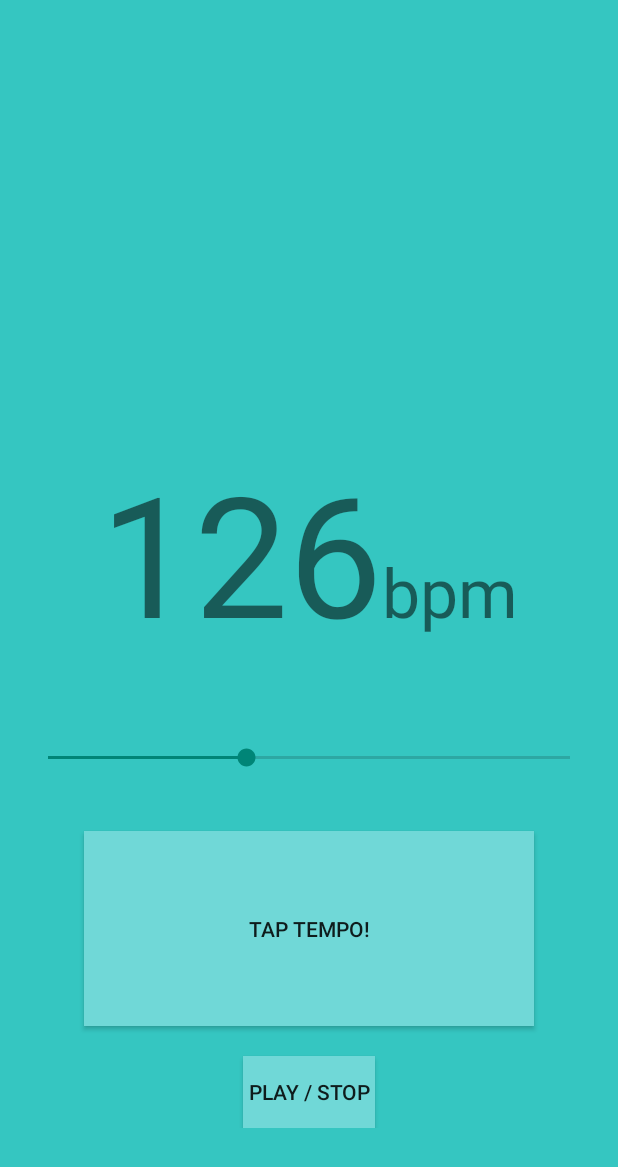
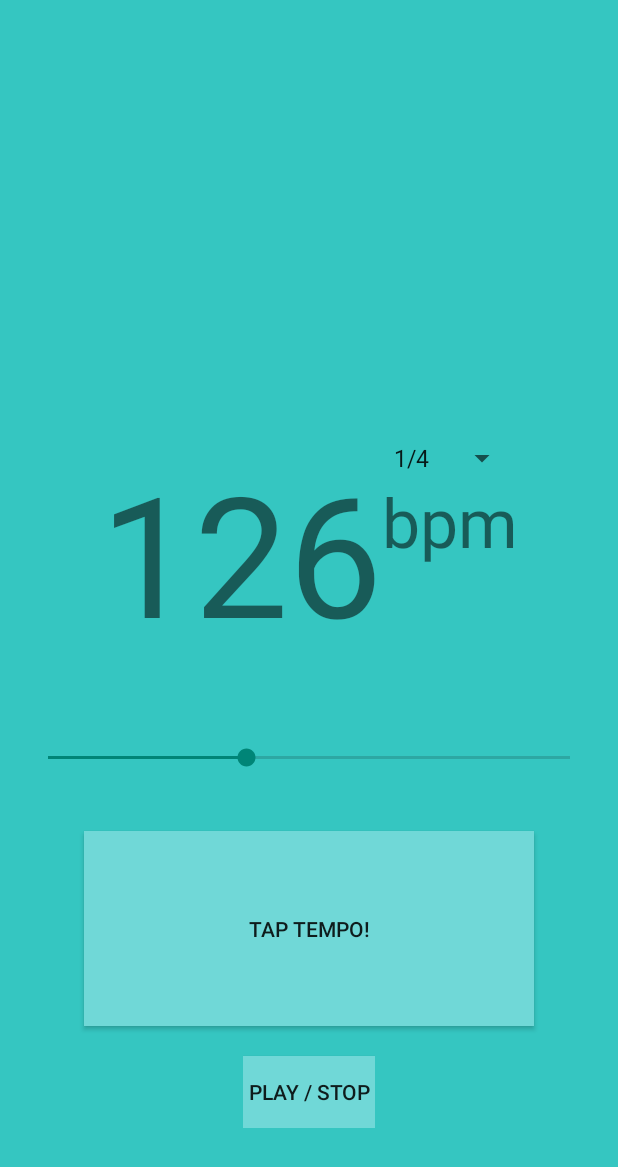
Before and after one commit to mkozakov/metronome-sync, an Android app: the screen it shows after launch (MainActivity), on a phone screen of 412 x 824 dp. Shown: the top 1167 px of the screen. Run offline under Robolectric (Android 15) with nearby library versions, the phone set to English and light mode, and no system bars.

Commit message:
Added time signature selection

```diff
--- a/Metronome-Sync/mobile/src/main/java/orangutap/com/metronomesync/MainActivity.java
+++ b/Metronome-Sync/mobile/src/main/java/orangutap/com/metronomesync/MainActivity.java
@@ -2,12 +2,16 @@ package orangutap.com.metronomesync;
 
 import android.app.Activity;
 import android.app.Fragment;
+import android.content.Context;
 import android.os.Bundle;
 import android.view.LayoutInflater;
 import android.view.View;
 import android.view.ViewGroup;
+import android.widget.AdapterView;
+import android.widget.ArrayAdapter;
 import android.widget.Button;
 import android.widget.SeekBar;
+import android.widget.Spinner;
 import android.widget.TextView;
 
 
@@ -55,13 +59,15 @@ public class MainActivity extends Activity {
         private Button mPlayStopBtn;
         // The tap tempo button
         private Button mTapTempoBtn;
+        // The spinner to select time signature
+        private Spinner mTimeSigSpinner;
         // Seek bar in the middle
         private SeekBar mBpmSeekBar;
         // The current bpm displayed large
         private TextView mBpmText;
 
         // The time between previous tap tempo
-        private long[] mTapTempoArray = new long[] {0, 0, 0, 0 ,0};
+        private long[] mTapTempoArray = new long[]{0, 0, 0, 0, 0};
         // The time since last tap of tap tempo
         private long mLastTapTempo = 0;
         // The current time when clicking tap tempo button
@@ -74,6 +80,7 @@ public class MainActivity extends Activity {
         /**
          * Calculates the bpm from an array of longs representing milliseconds between taps of tap
          * tempo button
+         *
          * @param tapArray the array that holds the millisecond values
          * @return the new bpm!
          */
@@ -89,22 +96,20 @@ public class MainActivity extends Activity {
 
         /**
          * Pushes a value to the front of an array and deletes the last value
+         *
          * @param array array of longs representing milliseconds between taps of button
          * @param value the latest difference between taps!
          * @return the new array of the latest n taps! Woo!
          */
-        public long[] pushValue(long[] array, long value)
-        {
-            for(int i = array.length - 2; i >= 0; i--)
-            {
+        public long[] pushValue(long[] array, long value) {
+            for (int i = array.length - 2; i >= 0; i--) {
                 array[i + 1] = array[i];
             }
             array[0] = value;
             return array;
         }
 
-
-
+        // TODO: break into methods
         @Override
         public View onCreateView(LayoutInflater inflater, ViewGroup container,
                                  Bundle savedInstanceState) {
@@ -115,6 +120,15 @@ public class MainActivity extends Activity {
             mTapTempoBtn = (Button) rootView.findViewById(R.id.tap_tempo_btn);
             mBpmSeekBar = (SeekBar) rootView.findViewById(R.id.bpm_seek);
             mBpmText = (TextView) rootView.findViewById(R.id.bpm_value);
+            mTimeSigSpinner = (Spinner) rootView.findViewById(R.id.time_sig_spinner);
+
+            // Create an ArrayAdapter using the string array and a default spinner layout
+            ArrayAdapter<CharSequence> adapter = ArrayAdapter.createFromResource(getActivity(),
+                    R.array.time_sig_array, android.R.layout.simple_spinner_item);
+            // Specify the layout to use when the list of choices appears
+            adapter.setDropDownViewResource(android.R.layout.simple_spinner_dropdown_item);
+            // Apply the adapter to the spinner
+            mTimeSigSpinner.setAdapter(adapter);
 
             // Get singleton metronome backend class
             final Metronome metronome = ((MainActivity) getActivity()).getMetronome();
@@ -123,6 +137,20 @@ public class MainActivity extends Activity {
             final int minBpm = getResources().getInteger(R.integer.min_bpm);
             final int maxBpm = getResources().getInteger(R.integer.max_bpm);
             final int defaultBpm = getResources().getInteger(R.integer.default_bpm);
+
+            mTimeSigSpinner.setOnItemSelectedListener(new AdapterView.OnItemSelectedListener() {
+                @Override
+                public void onItemSelected(AdapterView<?> parentView, View selectedItemView, int position, long id) {
+                    MetronomeData data = ((MainActivity) getActivity()).getMetronomeData();
+                    data.setTimeSig(position + 1);
+                    metronome.update(data, new Object());
+                }
+
+                @Override
+                public void onNothingSelected(AdapterView<?> parentView) {
+                }
+
+            });
 
             // Listener for the tap tempo button
             // TODO: Break into smaller methods!
@@ -133,24 +161,20 @@ public class MainActivity extends Activity {
                     int newBpm;
                     mCurrentTapTempo = System.currentTimeMillis();
                     // If no last tap was recorded, this is the first!
-                    if ( mNumTaps == 0)
-                    {
+                    if (mNumTaps == 0) {
                         mLastTapTempo = mCurrentTapTempo;
                         mNumTaps++;
-                    }
-                    else {
+                    } else {
                         // calculate time between taps
                         mTimeBetweenTaps = mCurrentTapTempo - mLastTapTempo;
                         mLastTapTempo = mCurrentTapTempo;
                         // check if it was a long time since last tap
                         if (mTimeBetweenTaps > mTapTimeTimeout) {
                             mNumTaps = 0;
-                        }
-                        else
-                        {
+                        } else {
                             mTapTempoArray = pushValue(mTapTempoArray, mTimeBetweenTaps);
-                            if(mNumTaps < 3) mNumTaps++;
-                            if(mNumTaps >= 2) {
+                            if (mNumTaps < 3) mNumTaps++;
+                            if (mNumTaps >= 2) {
                                 newBpm = calculateBpm(mTapTempoArray);
                                 mBpmText.setText(Integer.toString(newBpm));
                                 // TODO: Turn this into a method, its also used in seek bar
@@ -165,7 +189,6 @@ public class MainActivity extends Activity {
                     }
 
 
-
                 }
             });
 
@@ -173,7 +196,7 @@ public class MainActivity extends Activity {
             mPlayStopBtn.setOnClickListener(new View.OnClickListener() {
                 @Override
                 public void onClick(View v) {
-                    if(metronome.isRunning()) {
+                    if (metronome.isRunning()) {
                         metronome.stop();
                     } else {
                         metronome.play(true);
--- a/Metronome-Sync/mobile/src/main/java/orangutap/com/metronomesync/Metronome.java
+++ b/Metronome-Sync/mobile/src/main/java/orangutap/com/metronomesync/Metronome.java
@@ -107,6 +107,15 @@ public class Metronome implements Observer {
         if(mIsRunning) {
             updateTempo();
         }
+        updateTimeSig();
+    }
+
+
+    /**
+     * Change the delay between ticks based on the current bpm
+     */
+    private void updateTimeSig() {
+        mTimeSignature = mProperties.getTimeSig();
     }
 
     /**
@@ -126,7 +135,7 @@ public class Metronome implements Observer {
         if (mBeatsTicked - mTimeSignature == 0) {
             //first tick of the bar
 
-            mVibrator.vibrate(100);
+            mVibrator.vibrate(200);
             mBeatsTicked = 0;
         } else {
             //tick in the middle of bar
--- a/Metronome-Sync/mobile/src/main/java/orangutap/com/metronomesync/MetronomeData.java
+++ b/Metronome-Sync/mobile/src/main/java/orangutap/com/metronomesync/MetronomeData.java
@@ -15,6 +15,7 @@ public class MetronomeData extends Observable {
 
     private static MetronomeData instance = null;
     private int mBpm;
+    private int mTimeSig;
 
     /**
      * MetronomeData constructor, sets mBpm to the initial bpm
@@ -43,6 +44,22 @@ public class MetronomeData extends Observable {
     }
 
     /**
+     * Get the current Time Signature
+     */
+    public int getTimeSig() {
+        return mTimeSig;
+    }
+
+    /**
+     * Change The value of bpm the the value we get from getPBM
+     *
+     * @param timeSig The beats per minute of the metronome
+     */
+    public void setTimeSig(int timeSig) {
+        mTimeSig = timeSig;
+    }
+
+    /**
      * Creates an instance of MetronomeData if none exist.
      *
      * @param bpm The beats per minute of the metronome
--- a/Metronome-Sync/mobile/src/main/res/layout/fragment_main.xml
+++ b/Metronome-Sync/mobile/src/main/res/layout/fragment_main.xml
@@ -27,12 +27,20 @@
                 android:layout_height="wrap_content"
                 android:typeface="normal"
                 android:textSize="@dimen/abc_text_size_display_4_material"/>
-
+            <LinearLayout
+                android:layout_width="wrap_content"
+                android:layout_height="wrap_content"
+                android:orientation="vertical">
+                <Spinner
+                    android:id="@+id/time_sig_spinner"
+                    android:text="@string/time_sig"
+                    android:layout_width="fill_parent"
+                    android:layout_height="wrap_content" />
                 <TextView android:text="@string/bpm"
                           android:layout_width="wrap_content"
                           android:layout_height="wrap_content"
                           android:textSize="@dimen/abc_text_size_display_2_material" />
-
+            </LinearLayout>
         </LinearLayout>
 
         <SeekBar
@@ -55,6 +63,11 @@
             android:background="#70D8D7"
             android:clickable="true" />
 
+        <LinearLayout
+            android:layout_width="wrap_content"
+            android:layout_height="wrap_content"
+            android:orientation="horizontal">
+
             <Button
                 android:id="@+id/play_stop_btn"
                 android:layout_width="wrap_content"
@@ -64,6 +77,7 @@
                 android:layout_centerHorizontal="true"
                 android:background="#70D8D7"
                 android:clickable="true" />
+        </LinearLayout>
 
 
     </LinearLayout>
--- a/Metronome-Sync/mobile/src/main/res/values/strings.xml
+++ b/Metronome-Sync/mobile/src/main/res/values/strings.xml
@@ -8,5 +8,12 @@
     <string name="action_settings">Settings</string>
     <string name="title_activity_main">MainActivity</string>
     <string name="tap_tempo">Tap Tempo!</string>
+    <string name="time_sig">Time</string>
+    <string-array name="time_sig_array">
+        <item>1/4</item>
+        <item>2/4</item>
+        <item>3/4</item>
+        <item>4/4</item>
+    </string-array>
 
 </resources>
```
Also changed, not shown: 1 other file. Lines whose indentation alone changed are shown as unchanged.
